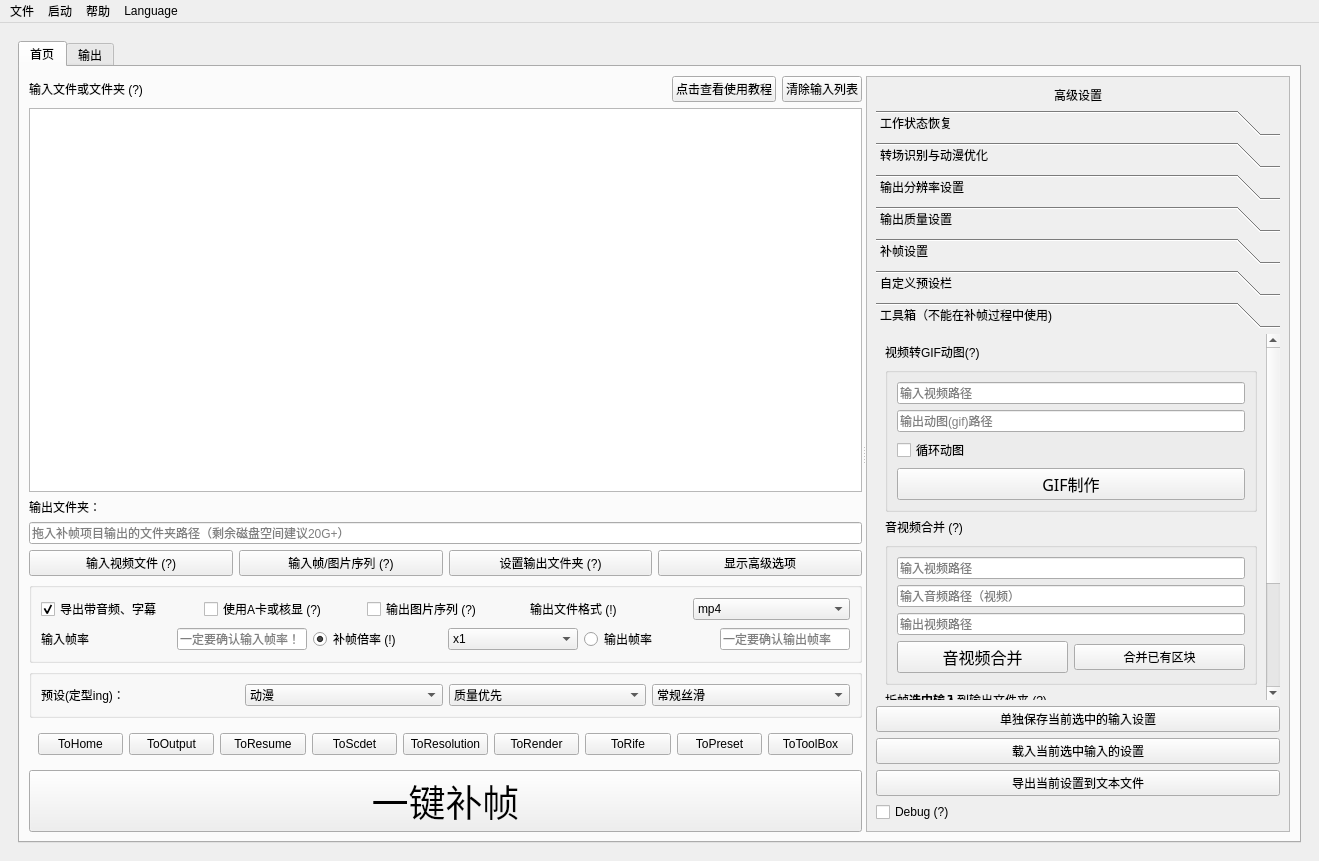
First picture: the form in Utils/SVFI_UI.ui, repository 100wman/RIFE_GUI, before the edit.
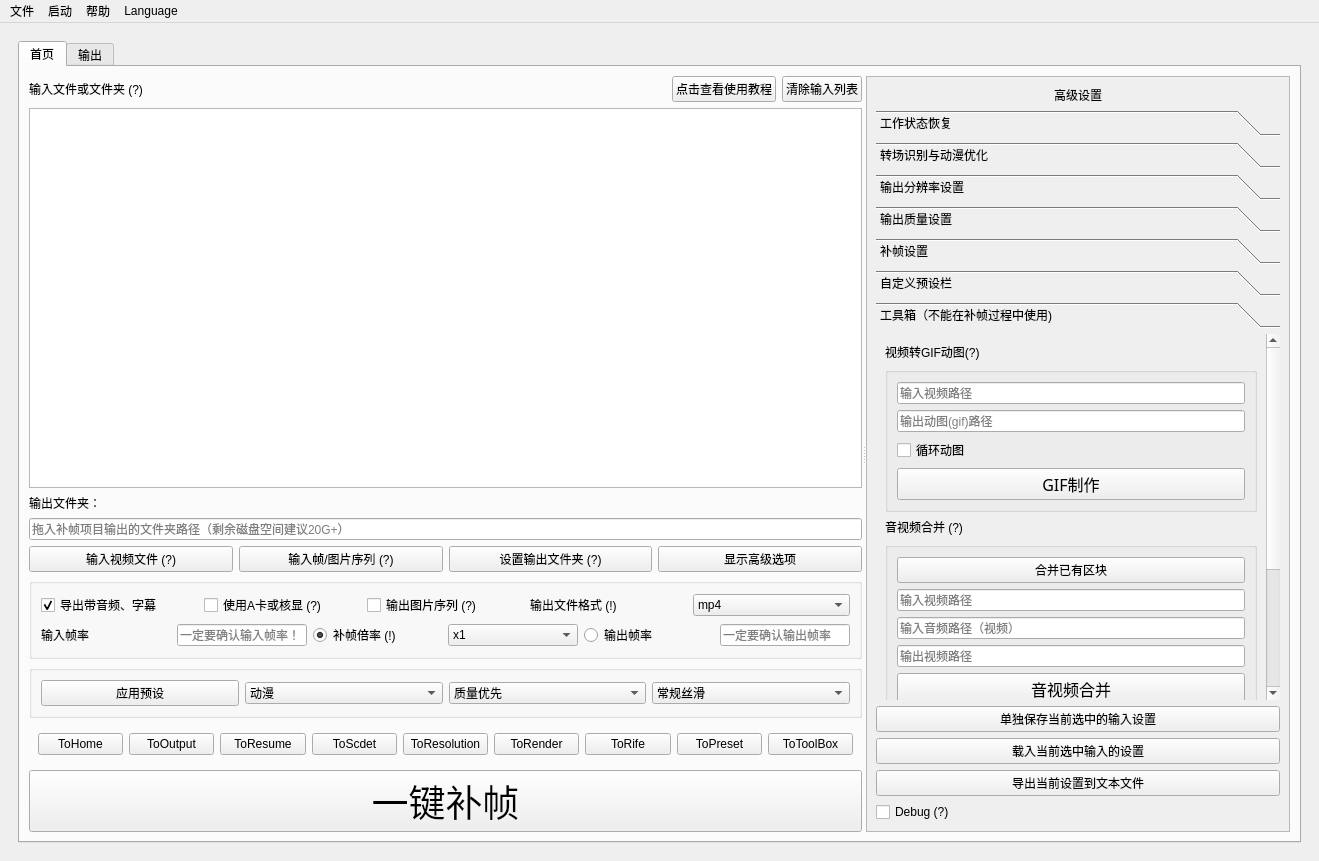
Second picture: the form after the edit. The open tabs and pages were chosen to show the change. Custom widgets are drawn as their Qt base class.

Commit message: Update SVFI 3.6.2 Update Log     - Add Preset Box and update 16 SVFI Presets

What changed in the file:
```diff
--- a/Utils/SVFI_UI.ui
+++ b/Utils/SVFI_UI.ui
@@ -496,22 +496,6 @@
                   <string/>
                  </property>
                  <layout class="QGridLayout" name="gridLayout_35">
-                  <item row="0" column="0">
-                   <widget class="QLabel" name="SettingsPresetLabel">
-                    <property name="toolTip">
-                     <string/>
-                    </property>
-                    <property name="layoutDirection">
-                     <enum>Qt::LeftToRight</enum>
-                    </property>
-                    <property name="text">
-                     <string>预设(定型ing)：</string>
-                    </property>
-                    <property name="alignment">
-                     <set>Qt::AlignLeading|Qt::AlignLeft|Qt::AlignVCenter</set>
-                    </property>
-                   </widget>
-                  </item>
                   <item row="0" column="3">
                    <widget class="MyComboBox" name="SettingsPresetsFluency">
                     <item>
@@ -526,6 +510,13 @@
                     </item>
                    </widget>
                   </item>
+                  <item row="0" column="0">
+                   <widget class="QPushButton" name="SettingsPresetsApplyButton">
+                    <property name="text">
+                     <string>应用预设</string>
+                    </property>
+                   </widget>
+                  </item>
                   <item row="0" column="1">
                    <widget class="MyComboBox" name="SettingsPresetsInputs">
                     <item>
@@ -2653,7 +2644,7 @@
                         <x>0</x>
                         <y>0</y>
                         <width>388</width>
-                        <height>460</height>
+                        <height>489</height>
                        </rect>
                       </property>
                       <attribute name="label">
@@ -2783,6 +2774,19 @@
                             <string/>
                            </property>
                            <layout class="QVBoxLayout" name="verticalLayout">
+                            <item>
+                             <widget class="QPushButton" name="ConcatAllButton">
+                              <property name="sizePolicy">
+                               <sizepolicy hsizetype="Minimum" vsizetype="Fixed">
+                                <horstretch>0</horstretch>
+                                <verstretch>0</verstretch>
+                               </sizepolicy>
+                              </property>
+                              <property name="text">
+                               <string>合并已有区块</string>
+                              </property>
+                             </widget>
+                            </item>
                             <item>
                              <widget class="MyLineWidget" name="ConcatInputV">
                               <property name="sizePolicy">
@@ -2852,19 +2856,6 @@
                                 </property>
                                </widget>
                               </item>
-                              <item>
-                               <widget class="QPushButton" name="ConcatAllButton">
-                                <property name="sizePolicy">
-                                 <sizepolicy hsizetype="Minimum" vsizetype="Fixed">
-                                  <horstretch>0</horstretch>
-                                  <verstretch>0</verstretch>
-                                 </sizepolicy>
-                                </property>
-                                <property name="text">
-                                 <string>合并已有区块</string>
-                                </property>
-                               </widget>
-                              </item>
                              </layout>
                             </item>
                            </layout>
```
Left out of the diff: 3 changed lines with no effect on the pictures. The commit also changes 3 other files.
